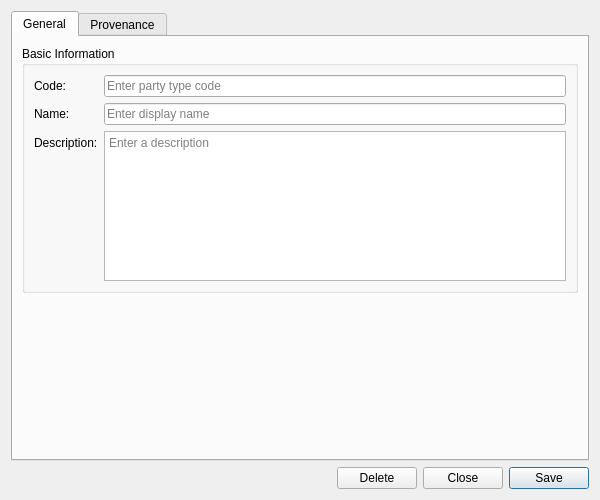
The window that projects/ores.qt/refdata/ui/PartyTypeDetailDialog.ui (OreStudio/OreStudio) describes before a commit, drawn with Qt 5.
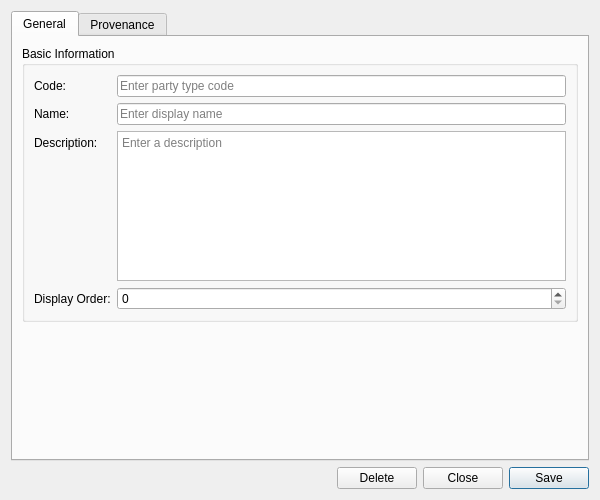
The same window after the commit. Custom widgets are drawn as their Qt base class.

Commit message: [refdata,qt,doc] Party manual chapter: capture screenshots, merge domain/screen sections, fix party_type gap

Patch:
```diff
--- a/projects/ores.qt/refdata/ui/PartyTypeDetailDialog.ui
+++ b/projects/ores.qt/refdata/ui/PartyTypeDetailDialog.ui
@@ -95,6 +95,23 @@
             </property>
            </widget>
           </item>
+          <item row="3" column="0">
+           <widget class="QLabel" name="labelDisplayOrder">
+            <property name="text">
+             <string>Display Order:</string>
+            </property>
+           </widget>
+          </item>
+          <item row="3" column="1">
+           <widget class="QSpinBox" name="displayOrderEdit">
+            <property name="minimum">
+             <number>0</number>
+            </property>
+            <property name="maximum">
+             <number>9999</number>
+            </property>
+           </widget>
+          </item>
          </layout>
         </widget>
        </item>
```
The commit also changes 28 other files.
